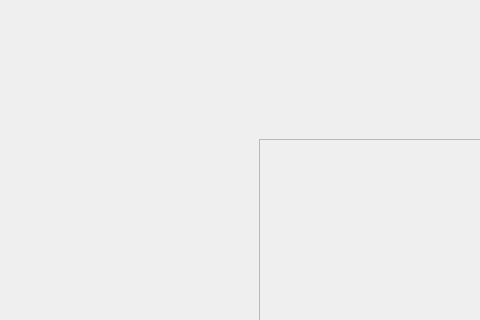
Above: game-of-go-qt-ui/game-of-go-qt-ui/historywidget.ui from Aylesworth/game-of-go before the change; both pictures show x 0 to 480 and y 0 to 320 of the 1280 by 880 pixel window. Below: the same form after it.
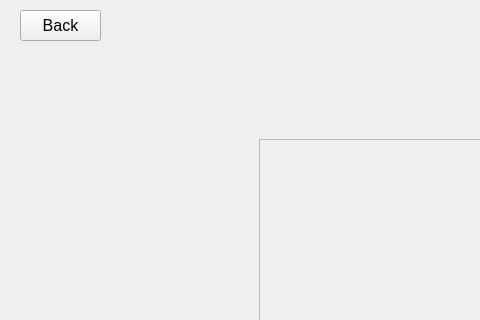
That is the form after the change.

The edit to the form file:
```diff
--- a/game-of-go-qt-ui/game-of-go-qt-ui/historywidget.ui
+++ b/game-of-go-qt-ui/game-of-go-qt-ui/historywidget.ui
@@ -57,6 +57,24 @@
     </property>
    </widget>
   </widget>
+  <widget class="QPushButton" name="btn_back">
+   <property name="geometry">
+    <rect>
+     <x>20</x>
+     <y>10</y>
+     <width>81</width>
+     <height>31</height>
+    </rect>
+   </property>
+   <property name="font">
+    <font>
+     <pointsize>12</pointsize>
+    </font>
+   </property>
+   <property name="text">
+    <string>Back</string>
+   </property>
+  </widget>
  </widget>
  <resources/>
  <connections/>
```
